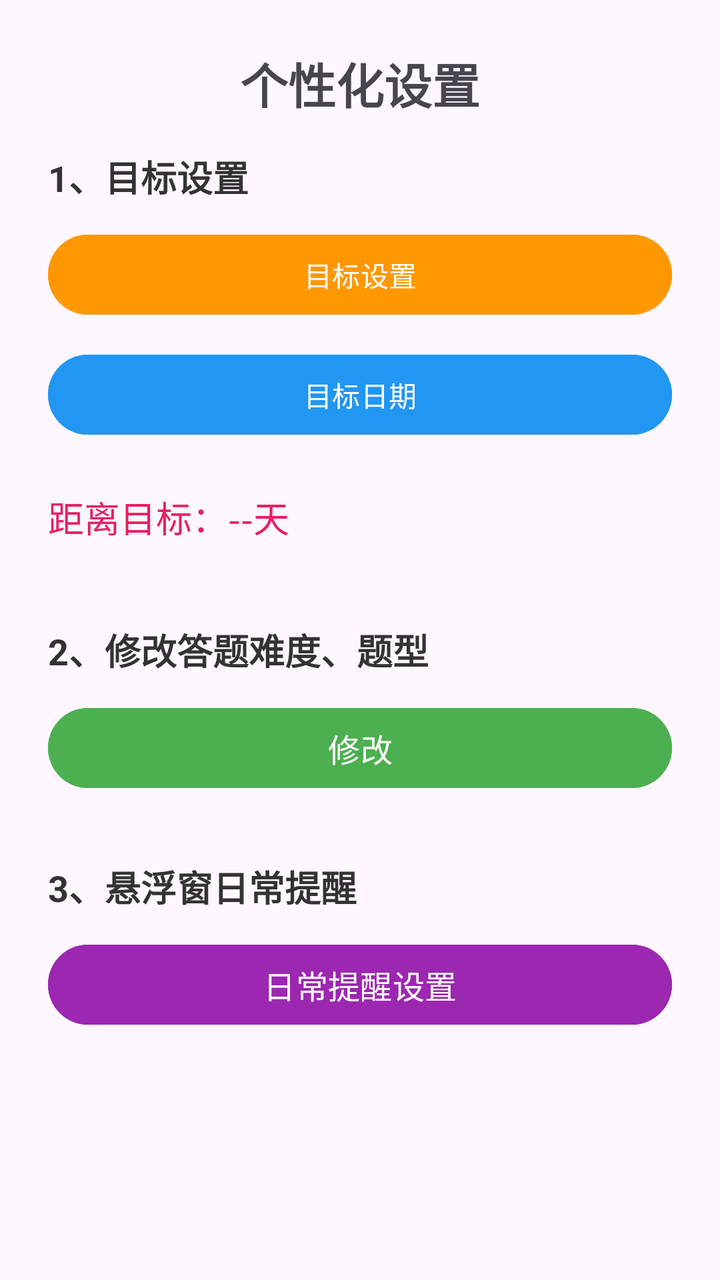
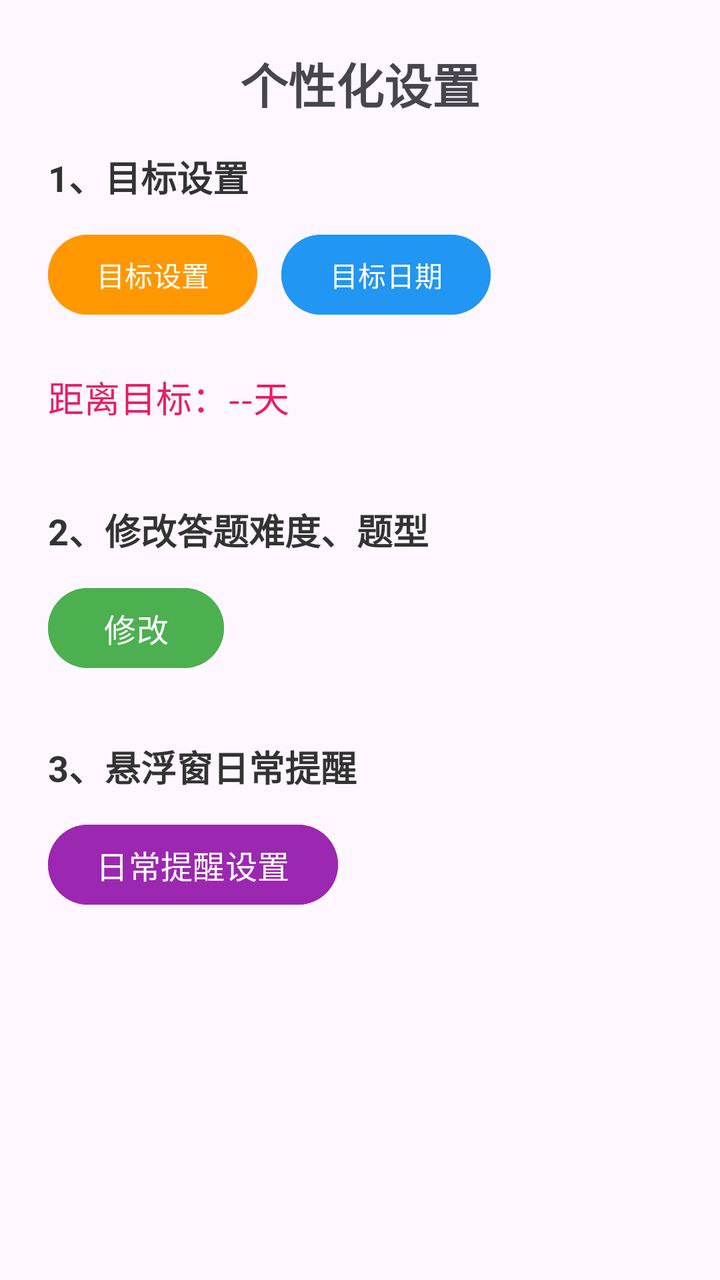

An Android layout rendered at two revisions. The XML below is the earlier revision; the diff shows what the commit changed to produce the second picture.
<!-- AndroidManifest.xml: application theme Theme.Basic -->
<!-- res/layout/fragment_goal.xml -->
<?xml version="1.0" encoding="utf-8"?>
<ScrollView xmlns:android="http://schemas.android.com/apk/res/android"
    android:layout_width="match_parent"
    android:layout_height="match_parent"
    android:fillViewport="true">

    <LinearLayout
        android:layout_width="match_parent"
        android:layout_height="wrap_content"
        android:orientation="vertical"
        android:padding="24dp">

        <TextView
            android:id="@+id/tv_goal_title"
            android:layout_width="match_parent"
            android:layout_height="wrap_content"
            android:gravity="center"
            android:text="个性化设置"
            android:textSize="24sp"
            android:textStyle="bold"
            android:layout_marginBottom="16dp" />

        <TextView
            android:layout_width="wrap_content"
            android:layout_height="wrap_content"
            android:text="1、目标设置"
            android:textSize="18sp"
            android:textColor="#333333"
            android:textStyle="bold"
            android:layout_marginBottom="12dp" />

        <Button
            android:id="@+id/btn_tag_setting"
            android:layout_width="match_parent"
            android:layout_height="wrap_content"
            android:backgroundTint="#FF9800"
            android:text="目标设置" />

        <Button
            android:id="@+id/btn_target_date_setting"
            android:layout_width="match_parent"
            android:layout_height="wrap_content"
            android:backgroundTint="#2196F3"
            android:text="目标日期"
            android:layout_marginTop="12dp" />

        <TextView
            android:id="@+id/tv_goal_countdown"
            android:layout_width="wrap_content"
            android:layout_height="wrap_content"
            android:text="距离目标：--天"
            android:textSize="18sp"
            android:textColor="#E91E63"
            android:layout_marginTop="24dp"
            android:layout_marginBottom="8dp" />

        
        <TextView
            android:layout_width="wrap_content"
            android:layout_height="wrap_content"
            android:text="2、修改答题难度、题型"
            android:textSize="18sp"
            android:textColor="#333333"
            android:textStyle="bold"
            android:layout_marginTop="32dp"
            android:layout_marginBottom="12dp" />

        <Button
            android:id="@+id/btn_math_difficulty"
            android:layout_width="match_parent"
            android:layout_height="wrap_content"
            android:backgroundTint="#4CAF50"
            android:text="修改"
            android:textColor="#FFFFFF"
            android:textSize="16sp" />

        
        <TextView
            android:layout_width="wrap_content"
            android:layout_height="wrap_content"
            android:text="3、悬浮窗日常提醒"
            android:textSize="18sp"
            android:textColor="#333333"
            android:textStyle="bold"
            android:layout_marginTop="32dp"
            android:layout_marginBottom="12dp" />

        <Button
            android:id="@+id/btn_floating_strict_reminder"
            android:layout_width="match_parent"
            android:layout_height="wrap_content"
            android:backgroundTint="#9C27B0"
            android:text="日常提醒设置"
            android:textColor="#FFFFFF"
            android:textSize="16sp" />

    </LinearLayout>
</ScrollView>
<!-- resources referenced by this layout -->
<resources>
  <style name="Theme.Basic" parent="Base.Theme.Basic" />
  <style name="Base.Theme.Basic" parent="Theme.Material3.DayNight.NoActionBar">
          
          
      </style>
</resources>

<!-- the commit's change to res/layout/fragment_goal.xml (unified diff, before → after) -->
@@ -29,20 +29,28 @@
             android:textStyle="bold"
             android:layout_marginBottom="12dp" />
 
-        <Button
-            android:id="@+id/btn_tag_setting"
+        <LinearLayout
             android:layout_width="match_parent"
             android:layout_height="wrap_content"
-            android:backgroundTint="#FF9800"
-            android:text="目标设置" />
+            android:gravity="start"
+            android:orientation="horizontal">
 
-        <Button
-            android:id="@+id/btn_target_date_setting"
-            android:layout_width="match_parent"
-            android:layout_height="wrap_content"
-            android:backgroundTint="#2196F3"
-            android:text="目标日期"
-            android:layout_marginTop="12dp" />
+            <Button
+                android:id="@+id/btn_tag_setting"
+                android:layout_width="wrap_content"
+                android:layout_height="wrap_content"
+                android:layout_marginEnd="12dp"
+                android:backgroundTint="#FF9800"
+                android:text="目标设置" />
+
+            <Button
+                android:id="@+id/btn_target_date_setting"
+                android:layout_width="wrap_content"
+                android:layout_height="wrap_content"
+                android:backgroundTint="#2196F3"
+                android:text="目标日期" />
+
+        </LinearLayout>
 
         <TextView
             android:id="@+id/tv_goal_countdown"
@@ -67,7 +75,7 @@
 
         <Button
             android:id="@+id/btn_math_difficulty"
-            android:layout_width="match_parent"
+            android:layout_width="wrap_content"
             android:layout_height="wrap_content"
             android:backgroundTint="#4CAF50"
             android:text="修改"
@@ -87,7 +95,7 @@
 
         <Button
             android:id="@+id/btn_floating_strict_reminder"
-            android:layout_width="match_parent"
+            android:layout_width="wrap_content"
             android:layout_height="wrap_content"
             android:backgroundTint="#9C27B0"
             android:text="日常提醒设置"
